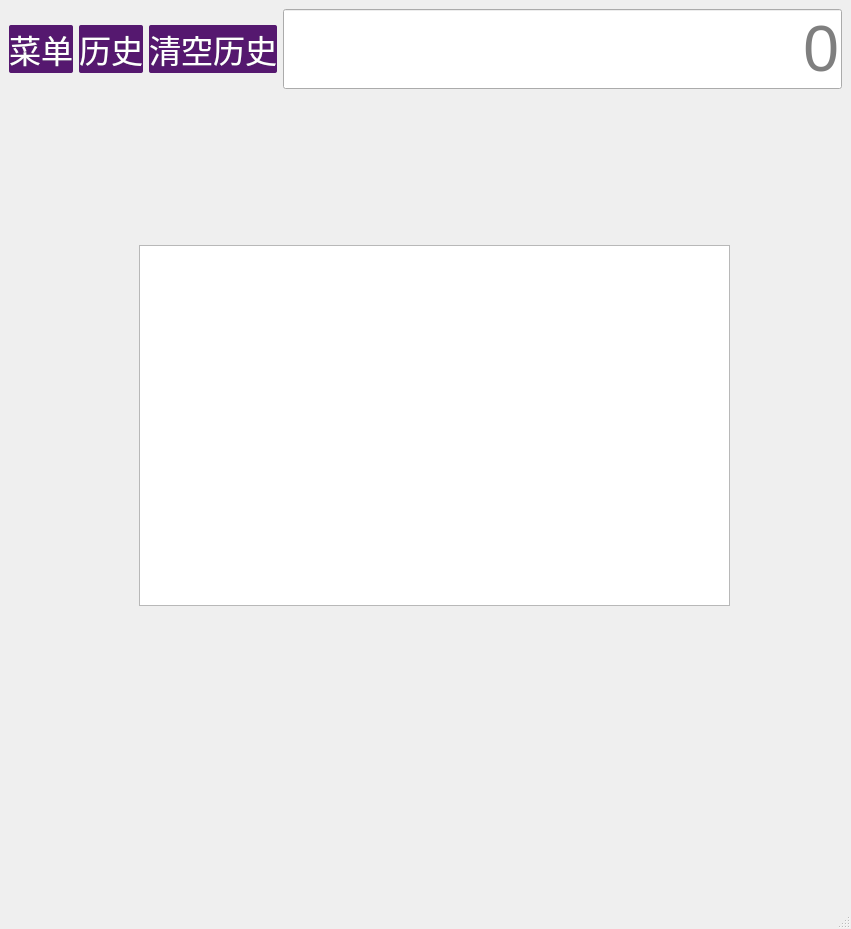
Above: mainwindow.ui from z1p4444/qt before the change. Below: the same form after it.
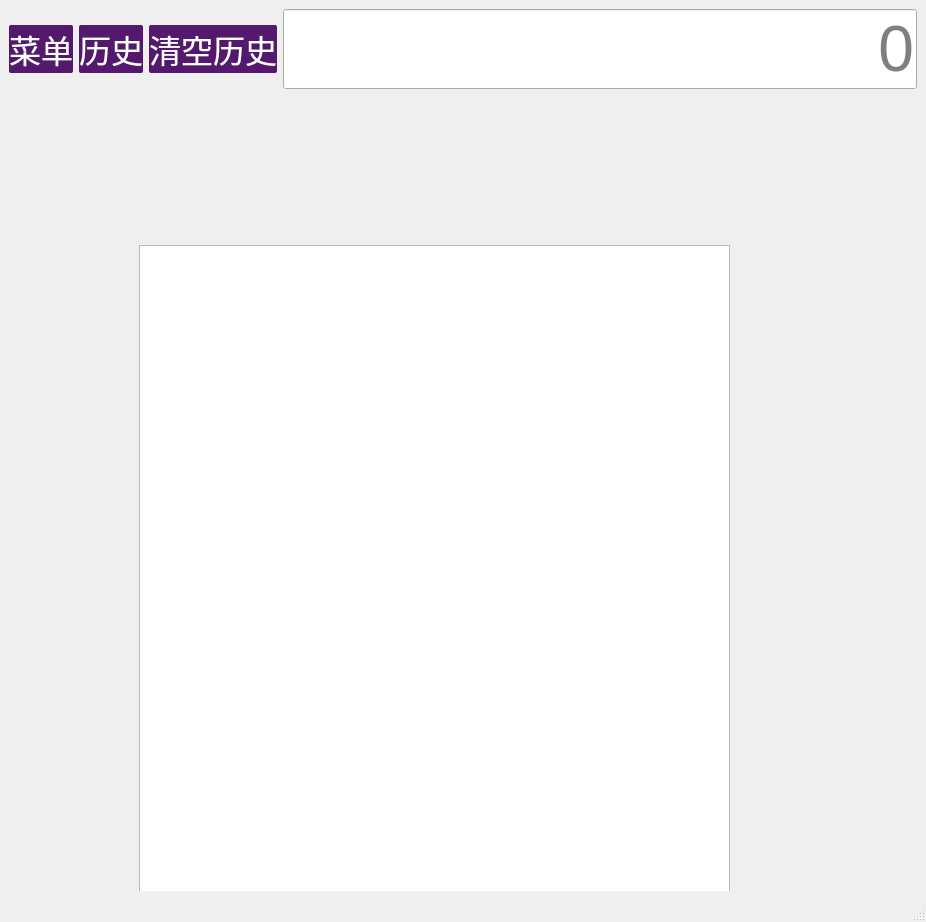
That is the form after the change.

Commit message: 历史功能初步实现

```diff
--- a/mainwindow.ui
+++ b/mainwindow.ui
@@ -6,8 +6,8 @@
    <rect>
     <x>0</x>
     <y>0</y>
-    <width>851</width>
-    <height>929</height>
+    <width>926</width>
+    <height>922</height>
    </rect>
   </property>
   <property name="windowTitle">
@@ -1464,7 +1464,7 @@
           <x>130</x>
           <y>150</y>
           <width>591</width>
-          <height>361</height>
+          <height>711</height>
          </rect>
         </property>
        </widget>
```
Left out of the diff: 2 changed lines with no effect on the pictures. The commit also changes 2 other files.
